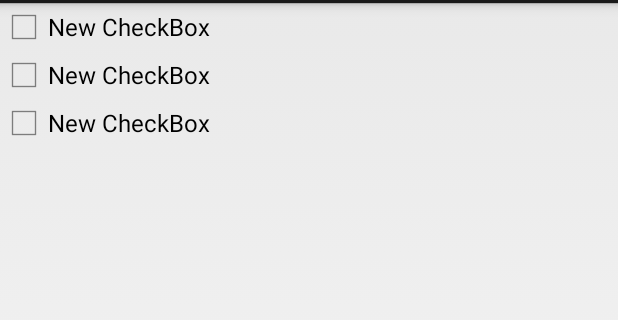
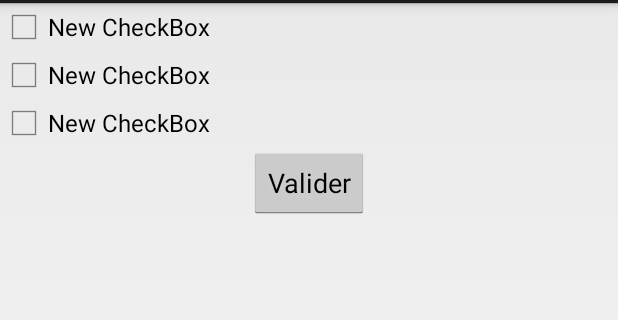
Before and after one commit to Irkam/biturodex, an Android app: the fragment SearchFilterDialogFragment shown on its own in the app's theme, on a phone screen of 412 x 824 dp, the part 69-389 px from its top. Run offline under Robolectric (Android 15) with nearby library versions, the phone set to English and light mode, and no system bars; 1 statement that could not run was skipped.

Commit message:
plus de vues plus de swag

```diff
--- a/android/app/src/main/java/net/orbital_chainsaw/biturodex/NavigationDrawerFragment.java
+++ b/android/app/src/main/java/net/orbital_chainsaw/biturodex/NavigationDrawerFragment.java
@@ -105,7 +105,10 @@ public class NavigationDrawerFragment extends Fragment {
                 new String[]{
                         getString(R.string.title_menu_realtime),
                         getString(R.string.title_menu_list),
+                        getString(R.string.title_menu_my_events),
+                        getString(R.string.title_menu_my_establishments),
                         getString(R.string.title_menu_settings),
+                        getString(R.string.title_menu_about),
                 }));
         mDrawerListView.setItemChecked(mCurrentSelectedPosition, true);
         return mDrawerListView;
--- a/android/app/src/main/java/net/orbital_chainsaw/biturodex/SearchFilterDialogFragment.java
+++ b/android/app/src/main/java/net/orbital_chainsaw/biturodex/SearchFilterDialogFragment.java
@@ -19,6 +19,7 @@ public class SearchFilterDialogFragment extends DialogFragment{
     @Override
     public View onCreateView(LayoutInflater inflater, ViewGroup container,
                              Bundle savedInstState){
+        getDialog().setTitle("Filtres de recherche");
         return inflater.inflate(R.layout.fragment_search_filter_dialog, container);
     }
 }
--- /dev/null
+++ b/android/app/src/main/res/layout/fragment_establishment_detail.xml
@@ -0,0 +1,6 @@
+<?xml version="1.0" encoding="utf-8"?>
+
+<RelativeLayout xmlns:android="http://schemas.android.com/apk/res/android"
+    android:layout_width="match_parent" android:layout_height="match_parent">
+
+</RelativeLayout>
--- /dev/null
+++ b/android/app/src/main/res/layout/fragment_my_establishments.xml
@@ -0,0 +1,6 @@
+<?xml version="1.0" encoding="utf-8"?>
+
+<RelativeLayout xmlns:android="http://schemas.android.com/apk/res/android"
+    android:layout_width="match_parent" android:layout_height="match_parent">
+
+</RelativeLayout>
--- /dev/null
+++ b/android/app/src/main/res/layout/fragment_my_events.xml
@@ -0,0 +1,6 @@
+<?xml version="1.0" encoding="utf-8"?>
+
+<RelativeLayout xmlns:android="http://schemas.android.com/apk/res/android"
+    android:layout_width="match_parent" android:layout_height="match_parent">
+
+</RelativeLayout>
--- a/android/app/src/main/res/layout/fragment_search_filter_dialog.xml
+++ b/android/app/src/main/res/layout/fragment_search_filter_dialog.xml
@@ -1,6 +1,6 @@
 <?xml version="1.0" encoding="utf-8"?>
 
-<LinearLayout xmlns:android="http://schemas.android.com/apk/res/android"
+<RelativeLayout xmlns:android="http://schemas.android.com/apk/res/android"
     android:orientation="vertical" android:layout_width="match_parent"
     android:layout_height="match_parent">
 
@@ -8,7 +8,10 @@
         android:orientation="horizontal"
         android:layout_width="match_parent"
         android:layout_height="wrap_content"
-        android:layout_gravity="center_horizontal">
+        android:layout_gravity="center_horizontal"
+        android:layout_alignParentTop="true"
+        android:layout_alignParentLeft="true"
+        android:id="@+id/linearLayout2">
 
         <CheckBox
             android:layout_width="wrap_content"
@@ -22,7 +25,9 @@
         android:layout_width="match_parent"
         android:layout_height="wrap_content"
         android:layout_gravity="center_horizontal"
-        android:id="@+id/linearLayout">
+        android:id="@+id/linearLayout"
+        android:layout_below="@+id/linearLayout2"
+        android:layout_centerHorizontal="true">
 
         <CheckBox
             android:layout_width="wrap_content"
@@ -36,7 +41,9 @@
         android:layout_width="match_parent"
         android:layout_height="wrap_content"
         android:layout_gravity="center_horizontal"
-        android:id="@+id/linearLayout2" >
+        android:id="@+id/linearLayout4"
+        android:layout_below="@+id/linearLayout"
+        android:layout_centerHorizontal="true">
 
         <CheckBox
             android:layout_width="wrap_content"
@@ -44,4 +51,13 @@
             android:text="New CheckBox"
             android:id="@+id/checkBox3" />
     </LinearLayout>
-</LinearLayout>
+
+    <Button
+        android:layout_width="wrap_content"
+        android:layout_height="wrap_content"
+        android:text="Valider"
+        android:id="@+id/button2"
+        android:layout_below="@+id/linearLayout4"
+        android:layout_centerHorizontal="true" />
+
+</RelativeLayout>
--- a/android/app/src/main/res/values/strings.xml
+++ b/android/app/src/main/res/values/strings.xml
@@ -4,7 +4,10 @@
     <string name="app_name">Biturodex</string>
     <string name="title_menu_realtime">En temps réel</string>
     <string name="title_menu_list">Liste</string>
+    <string name="title_menu_my_events">Mes événements</string>
+    <string name="title_menu_my_establishments">Mes établissements</string>
     <string name="title_menu_settings">Paramètres</string>
+    <string name="title_menu_about">A propos</string>
     <string name="navigation_drawer_open">Ouvrir le menu</string>
     <string name="navigation_drawer_close">Fermer le menu</string>
     <string name="action_filter">Filtres</string>
```
Also changed, not shown: android/app/src/main/java/net/orbital_chainsaw/biturodex/AboutFragment.java (added, +20 -0 lines), android/app/src/main/java/net/orbital_chainsaw/biturodex/MainActivity.java (+28 -1 lines), android/app/src/main/java/net/orbital_chainsaw/biturodex/MyEstablishmentsFragment.java (added, +20 -0 lines), android/app/src/main/java/net/orbital_chainsaw/biturodex/MyEventsFragment.java (added, +20 -0 lines), android/app/src/main/java/net/orbital_chainsaw/biturodex/SearchMapFragment.java (+18 -1 lines), android/app/src/main/java/net/orbital_chainsaw/biturodex/classes/User.java (+16 -0 lines), android/app/src/main/res/layout/fragment_about.xml (added, +13 -0 lines), 1 other file.
